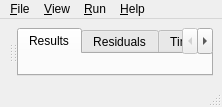
Before: the Qt Designer form src/menipy/gui/views/main_window_split.ui in carenaudo/Menipy, drawn with Qt 5.
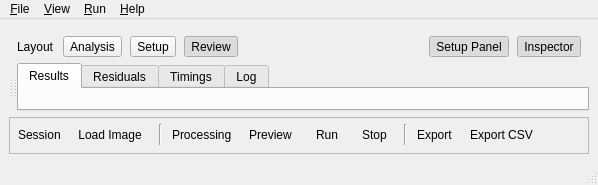
After: the same form once the commit is applied. Icons and pictures are not drawn.

Patch:
```diff
--- a/src/menipy/gui/views/main_window_split.ui
+++ b/src/menipy/gui/views/main_window_split.ui
@@ -39,6 +39,74 @@
   <!-- Central area: 3-way splitter -->
   <widget class="QWidget" name="centralwidget">
    <layout class="QVBoxLayout" name="centralLayout">
+    <item>
+     <widget class="QWidget" name="layoutBar">
+      <layout class="QHBoxLayout" name="layoutBarLayout">
+       <property name="leftMargin"><number>8</number></property>
+       <property name="topMargin"><number>8</number></property>
+       <property name="rightMargin"><number>8</number></property>
+       <property name="bottomMargin"><number>0</number></property>
+       <property name="spacing"><number>8</number></property>
+       <item>
+        <widget class="QLabel" name="layoutLabel">
+         <property name="text"><string>Layout</string></property>
+        </widget>
+       </item>
+       <item>
+        <widget class="QToolButton" name="layoutAnalysisBtn">
+         <property name="text"><string>Analysis</string></property>
+         <property name="checkable"><bool>true</bool></property>
+         <property name="autoExclusive"><bool>true</bool></property>
+         <property name="toolTip"><string>Focus on the image canvas</string></property>
+        </widget>
+       </item>
+       <item>
+        <widget class="QToolButton" name="layoutSetupBtn">
+         <property name="text"><string>Setup</string></property>
+         <property name="checkable"><bool>true</bool></property>
+         <property name="autoExclusive"><bool>true</bool></property>
+         <property name="toolTip"><string>Show setup and preview panels</string></property>
+        </widget>
+       </item>
+       <item>
+        <widget class="QToolButton" name="layoutReviewBtn">
+         <property name="text"><string>Review</string></property>
+         <property name="checkable"><bool>true</bool></property>
+         <property name="checked"><bool>true</bool></property>
+         <property name="autoExclusive"><bool>true</bool></property>
+         <property name="toolTip"><string>Show setup, preview, and inspector panels</string></property>
+        </widget>
+       </item>
+       <item>
+        <spacer name="layoutSpacer">
+         <property name="orientation"><enum>Qt::Horizontal</enum></property>
+         <property name="sizeHint" stdset="0">
+          <size>
+           <width>40</width>
+           <height>20</height>
+          </size>
+         </property>
+        </spacer>
+       </item>
+       <item>
+        <widget class="QToolButton" name="toggleSetupBtn">
+         <property name="text"><string>Setup Panel</string></property>
+         <property name="checkable"><bool>true</bool></property>
+         <property name="checked"><bool>true</bool></property>
+         <property name="toolTip"><string>Show or hide the setup panel</string></property>
+        </widget>
+       </item>
+       <item>
+        <widget class="QToolButton" name="toggleInspectBtn">
+         <property name="text"><string>Inspector</string></property>
+         <property name="checkable"><bool>true</bool></property>
+         <property name="checked"><bool>true</bool></property>
+         <property name="toolTip"><string>Show or hide the results inspector</string></property>
+        </widget>
+       </item>
+      </layout>
+     </widget>
+    </item>
     <item>
      <widget class="QSplitter" name="rootSplitter">
       <property name="orientation"><enum>Qt::Horizontal</enum></property>
@@ -75,6 +143,87 @@
       </widget>
      </widget>
     </item>
+    <item>
+     <widget class="QFrame" name="actionBar">
+      <property name="frameShape"><enum>QFrame::StyledPanel</enum></property>
+      <property name="frameShadow"><enum>QFrame::Plain</enum></property>
+      <layout class="QHBoxLayout" name="actionBarLayout">
+       <property name="leftMargin"><number>8</number></property>
+       <property name="topMargin"><number>6</number></property>
+       <property name="rightMargin"><number>8</number></property>
+       <property name="bottomMargin"><number>8</number></property>
+       <property name="spacing"><number>10</number></property>
+       <item>
+        <widget class="QLabel" name="sessionLabel">
+         <property name="text"><string>Session</string></property>
+        </widget>
+       </item>
+       <item>
+       <widget class="QToolButton" name="actionOpenImageBtn">
+         <property name="text"><string>Load Image</string></property>
+         <property name="autoRaise"><bool>true</bool></property>
+        </widget>
+      </item>
+       <item>
+        <widget class="QFrame" name="sessionSeparator">
+         <property name="frameShape"><enum>QFrame::VLine</enum></property>
+         <property name="frameShadow"><enum>QFrame::Sunken</enum></property>
+        </widget>
+       </item>
+       <item>
+        <widget class="QLabel" name="processingLabel">
+         <property name="text"><string>Processing</string></property>
+        </widget>
+       </item>
+       <item>
+       <widget class="QToolButton" name="actionPreviewBtn">
+         <property name="text"><string>Preview</string></property>
+         <property name="autoRaise"><bool>true</bool></property>
+        </widget>
+      </item>
+      <item>
+       <widget class="QToolButton" name="actionRunBtn">
+         <property name="text"><string>Run</string></property>
+         <property name="autoRaise"><bool>true</bool></property>
+       </widget>
+      </item>
+      <item>
+       <widget class="QToolButton" name="actionStopBtn">
+         <property name="text"><string>Stop</string></property>
+         <property name="autoRaise"><bool>true</bool></property>
+       </widget>
+      </item>
+       <item>
+        <widget class="QFrame" name="processingSeparator">
+         <property name="frameShape"><enum>QFrame::VLine</enum></property>
+         <property name="frameShadow"><enum>QFrame::Sunken</enum></property>
+        </widget>
+       </item>
+       <item>
+        <widget class="QLabel" name="exportLabel">
+         <property name="text"><string>Export</string></property>
+        </widget>
+       </item>
+       <item>
+       <widget class="QToolButton" name="actionExportCsvBtn">
+         <property name="text"><string>Export CSV</string></property>
+         <property name="autoRaise"><bool>true</bool></property>
+       </widget>
+      </item>
+       <item>
+        <spacer name="actionSpacer">
+         <property name="orientation"><enum>Qt::Horizontal</enum></property>
+         <property name="sizeHint" stdset="0">
+          <size>
+           <width>40</width>
+           <height>20</height>
+          </size>
+         </property>
+        </spacer>
+       </item>
+      </layout>
+     </widget>
+    </item>
    </layout>
   </widget>
 
```
Left out of the diff: 27 changed lines with no effect on the pictures.
